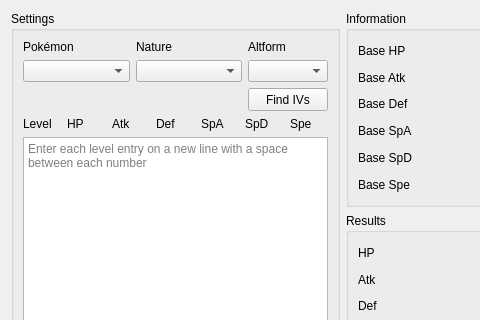
This is Forms/IVCalculator.ui in Admiral-Fish/RaidFinder as Qt 5 draws it before an edit; both pictures show x 0 to 480 and y 0 to 320 of the 630 by 420 pixel window. The edited form follows.
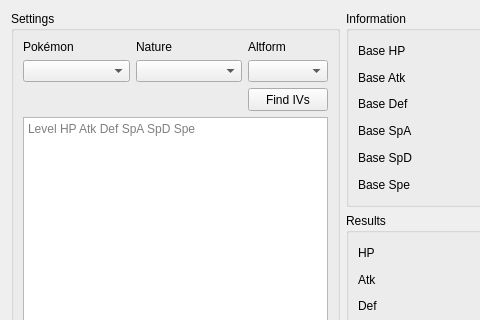
This is the edited form.

```diff
--- a/Forms/IVCalculator.ui
+++ b/Forms/IVCalculator.ui
@@ -25,7 +25,37 @@
      <property name="title">
       <string>Settings</string>
      </property>
-     <layout class="QGridLayout" name="gridLayout_2">
+     <layout class="QGridLayout" name="gridLayout">
+      <item row="0" column="0">
+       <widget class="QLabel" name="labelSpecies">
+        <property name="text">
+         <string>Pokémon</string>
+        </property>
+       </widget>
+      </item>
+      <item row="0" column="1">
+       <widget class="QLabel" name="labelNature">
+        <property name="text">
+         <string>Nature</string>
+        </property>
+       </widget>
+      </item>
+      <item row="0" column="2">
+       <widget class="QLabel" name="labelAltForm">
+        <property name="text">
+         <string>Altform</string>
+        </property>
+       </widget>
+      </item>
+      <item row="1" column="0">
+       <widget class="QComboBox" name="comboBoxPokemon"/>
+      </item>
+      <item row="1" column="1">
+       <widget class="QComboBox" name="comboBoxNature"/>
+      </item>
+      <item row="1" column="2">
+       <widget class="QComboBox" name="comboBoxAltForm"/>
+      </item>
       <item row="2" column="0" colspan="2">
        <spacer name="horizontalSpacer">
         <property name="orientation">
@@ -39,26 +69,6 @@
         </property>
        </spacer>
       </item>
-      <item row="0" column="1">
-       <widget class="QLabel" name="labelNature">
-        <property name="text">
-         <string>Nature</string>
-        </property>
-       </widget>
-      </item>
-      <item row="1" column="1">
-       <widget class="QComboBox" name="comboBoxNature"/>
-      </item>
-      <item row="0" column="2">
-       <widget class="QLabel" name="labelAltForm">
-        <property name="text">
-         <string>Altform</string>
-        </property>
-       </widget>
-      </item>
-      <item row="1" column="0">
-       <widget class="QComboBox" name="comboBoxPokemon"/>
-      </item>
       <item row="2" column="2">
        <widget class="QPushButton" name="pushButtonFindIVs">
         <property name="minimumSize">
@@ -73,75 +83,15 @@
        </widget>
       </item>
       <item row="3" column="0" colspan="3">
-       <layout class="QGridLayout" name="gridLayout">
-        <item row="0" column="0">
-         <widget class="QLabel" name="labelLevel">
-          <property name="text">
-           <string>Level</string>
-          </property>
-         </widget>
-        </item>
-        <item row="0" column="1">
-         <widget class="QLabel" name="labelHP">
-          <property name="text">
-           <string>HP</string>
-          </property>
-         </widget>
-        </item>
-        <item row="0" column="2">
-         <widget class="QLabel" name="labelAtk">
-          <property name="text">
-           <string>Atk</string>
-          </property>
-         </widget>
-        </item>
-        <item row="0" column="3">
-         <widget class="QLabel" name="labelDef">
-          <property name="text">
-           <string>Def</string>
-          </property>
-         </widget>
-        </item>
-        <item row="0" column="4">
-         <widget class="QLabel" name="labelSpA">
-          <property name="text">
-           <string>SpA</string>
-          </property>
-         </widget>
-        </item>
-        <item row="0" column="5">
-         <widget class="QLabel" name="labelSpD">
-          <property name="text">
-           <string>SpD</string>
-          </property>
-         </widget>
-        </item>
-        <item row="0" column="6">
-         <widget class="QLabel" name="labelSpe">
-          <property name="text">
-           <string>Spe</string>
-          </property>
-         </widget>
-        </item>
-        <item row="1" column="0" colspan="7">
-         <widget class="QTextEdit" name="textEdit">
-          <property name="placeholderText">
-           <string>Enter each level entry on a new line with a space between each number</string>
-          </property>
-         </widget>
-        </item>
-       </layout>
-      </item>
-      <item row="0" column="0">
-       <widget class="QLabel" name="labelSpecies">
-        <property name="text">
-         <string>Pokémon</string>
+       <widget class="QTextEdit" name="textEdit">
+        <property name="toolTip">
+         <string>Enter each entry on a new line with a space between each number</string>
+        </property>
+        <property name="placeholderText">
+         <string>Level HP Atk Def SpA SpD Spe</string>
         </property>
        </widget>
       </item>
-      <item row="1" column="2">
-       <widget class="QComboBox" name="comboBoxAltForm"/>
-      </item>
      </layout>
     </widget>
    </item>
```
Left out of the diff: 7 changed lines with no effect on the pictures.
